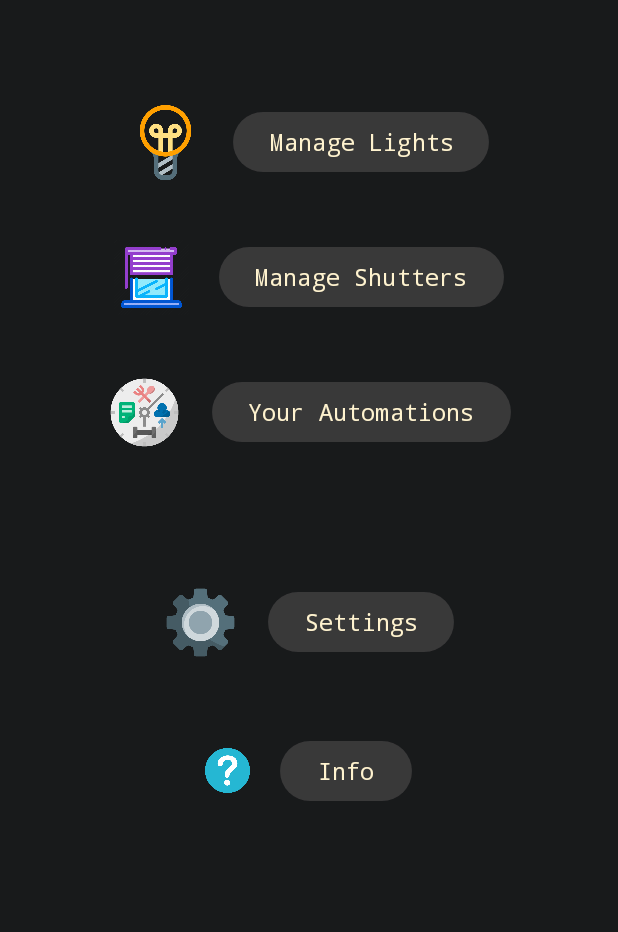
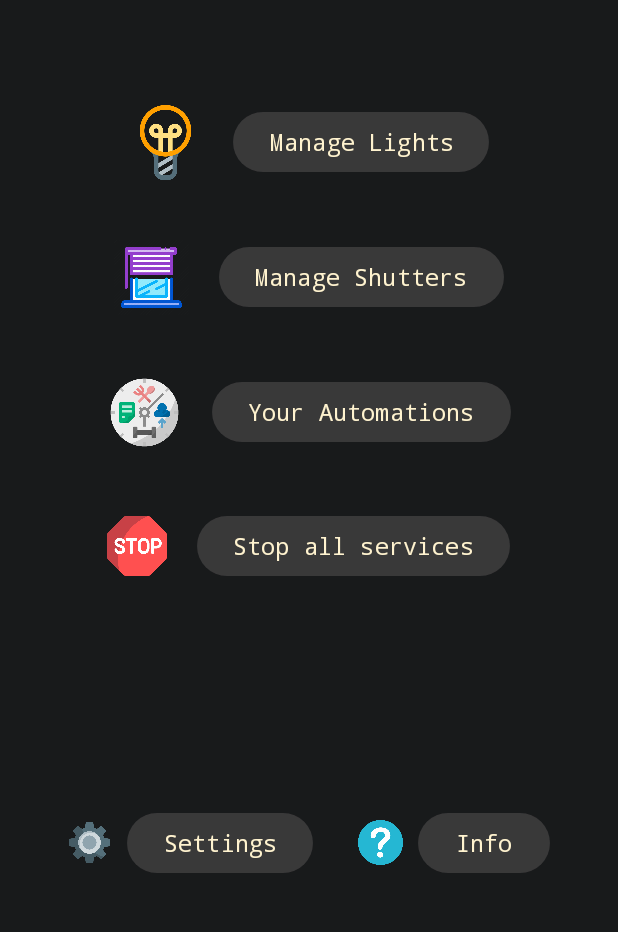
Before and after one commit to grebano/Smart_Home, an Android app: the screen it shows after launch (MainActivity), on a phone screen of 412 x 824 dp, the part 103-1035 px from its top. Run offline under Robolectric (Android 15) with nearby library versions, the phone set to English and light mode, and no system bars.

Commit message:
update structure - added kill service button in main activity

```diff
--- a/Android_app/SmartHome/app/src/main/java/com/maiot/smarthome/Activities/AutomationsActivity.java
+++ b/Android_app/SmartHome/app/src/main/java/com/maiot/smarthome/Activities/AutomationsActivity.java
@@ -331,6 +331,7 @@ public class AutomationsActivity extends AppCompatActivity {
     /**
      * Metodo che accende la luce della sala pesi
      */
+    //TODO: da modificare la logica dell'id della lampada
     private void turnOnGymLight() {
         if (deviceList.getLightsList() != null) {
             for (int i = 0; i < deviceList.getLightsList().size(); i++) {
--- a/Android_app/SmartHome/app/src/main/java/com/maiot/smarthome/MainActivity.java
+++ b/Android_app/SmartHome/app/src/main/java/com/maiot/smarthome/MainActivity.java
@@ -14,18 +14,24 @@ import android.content.pm.PackageManager;
 import android.location.LocationManager;
 import android.net.wifi.WifiManager;
 import android.os.Bundle;
+import android.util.Log;
 import android.widget.Button;
 import android.widget.TextView;
 import android.widget.Toast;
+
+import Services.LightsService;
+import Services.ShuttersService;
 
 /**
  * Classe che rappresenta l'activity principale dell'applicazione
  */
 public class MainActivity extends AppCompatActivity {
+    private static final String TAG = "MainActivity";
 
     private Button bttLights = null;
     private Button bttShutters = null;
     private Button bttAutomations = null;
+    private Button bttStopServices = null;
     private Button bttSettings = null;
 
     private Button bttInfo = null;
@@ -57,6 +63,9 @@ public class MainActivity extends AppCompatActivity {
 
         bttAutomations = findViewById(R.id.bttAutomations);
         button_start_automations_activity();
+
+        bttStopServices = findViewById(R.id.bttStopServices);
+        button_stop_services();
 
         bttSettings = findViewById(R.id.bttSettings);
         button_start_settings_activity();
@@ -121,6 +130,16 @@ public class MainActivity extends AppCompatActivity {
     }
 
     /**
+     * funzione che gestisce l'arresto dei servizi
+     */
+    private void button_stop_services() {
+        bttStopServices.setOnClickListener(view -> {
+            // arresto dei servizi
+            stopAllServices();
+        });
+    }
+
+    /**
      * funzione che gestisce il passaggio alla activity delle impostazioni
      */
     private void button_start_settings_activity() {
@@ -144,6 +163,37 @@ public class MainActivity extends AppCompatActivity {
             //per capire quale activity è stata lanciata (è un id in pratica)
             startActivity(intent);
         });
+    }
+
+    /**
+     * Metodo che arresta il servizio delle tapparelle se sta girando
+     */
+    private void stopShuttersService() {
+        if (ShuttersService.isRunning) {
+            stopService(new Intent(this, ShuttersService.class));
+        } else {
+            Log.i(TAG, "ShuttersService is not running");
+        }
+    }
+
+    /**
+     * Merodo che arresta il servizio delle lampade se sta girando
+     */
+    private void stopLightsService() {
+        if (LightsService.isRunning) {
+            stopService(new Intent(this, LightsService.class));
+        } else {
+            Log.i(TAG, "LightsService is not running");
+        }
+    }
+
+    /**
+     * Metodo che arresta tutti i servizi se stanno girando
+     */
+    private void stopAllServices() {
+        stopShuttersService();
+        stopLightsService();
+        Toast.makeText(getApplicationContext(), "All services stopped", Toast.LENGTH_LONG).show();
     }
 
     //-------------------------------PERMESSI-POSIZIONE------------------------------------------------------------
--- a/Android_app/SmartHome/app/src/main/res/layout/activity_main.xml
+++ b/Android_app/SmartHome/app/src/main/res/layout/activity_main.xml
@@ -108,20 +108,56 @@
             />
     </LinearLayout>
 
-    <!-- Layout impostazioni -->
+    <!-- Layout distruzione servizi -->
     <LinearLayout
         android:layout_width="match_parent"
         android:layout_height="wrap_content"
         android:orientation="horizontal"
-        android:layout_marginTop="90dp"
+        android:layout_marginTop="40dp"
+        android:gravity="center">
+
+        <!-- Immagine distruzione servizi -->
+        <ImageView
+            android:layout_width="40dp"
+            android:layout_height="40dp"
+            android:src="@drawable/stop"
+            android:layout_marginRight="20dp"
+            />
+
+        <!-- Bottone per distruggere i servizi -->
+        <Button
+            android:id="@+id/bttStopServices"
+            android:layout_width="wrap_content"
+            android:layout_height="wrap_content"
+            android:backgroundTint="@color/ButtonBackground"
+            android:text="Stop all services"
+            android:textSize="15dp"
+            android:textColor="@color/textColor"
+            android:fontFamily="monospace"
+            />
+    </LinearLayout>
+
+    <!-- Layout impostazioni e info -->
+    <LinearLayout
+        android:layout_width="match_parent"
+        android:layout_height="wrap_content"
+        android:orientation="horizontal"
+        android:layout_marginTop="150dp"
+        android:gravity="center">
+
+        <!-- Layout impostazioni -->
+        <LinearLayout
+            android:layout_width="wrap_content"
+            android:layout_height="wrap_content"
+            android:orientation="horizontal"
             android:gravity="center">
 
             <!-- Immagine impostazioni -->
             <ImageView
-            android:layout_width="50dp"
-            android:layout_height="50dp"
+                android:layout_width="30dp"
+                android:layout_height="30dp"
                 android:src="@drawable/setting"
-            android:layout_marginRight="20dp"
+                android:layout_marginRight="10dp"
                 />
 
             <!-- Bottone per gestire le impostazioni -->
@@ -140,10 +176,10 @@
 
         <!-- Layout informazioni -->
         <LinearLayout
-        android:layout_width="match_parent"
+            android:layout_width="wrap_content"
             android:layout_height="wrap_content"
             android:orientation="horizontal"
-        android:layout_marginTop="50dp"
+            android:layout_marginLeft="30dp"
             android:gravity="center">
 
             <!-- Immagine informazioni -->
@@ -151,7 +187,7 @@
                 android:layout_width="30dp"
                 android:layout_height="30dp"
                 android:src="@drawable/info"
-            android:layout_marginRight="20dp"
+                android:layout_marginRight="10dp"
                 />
 
             <!-- Bottone per gestire le informazioni -->
@@ -166,5 +202,5 @@
                 android:fontFamily="monospace"
                 />
         </LinearLayout>
-
     </LinearLayout>
+</LinearLayout>
```
Also changed, not shown: Android_app/SmartHome/app/src/main/res/drawable/stop.png (added). Lines whose indentation alone changed are shown as unchanged.
